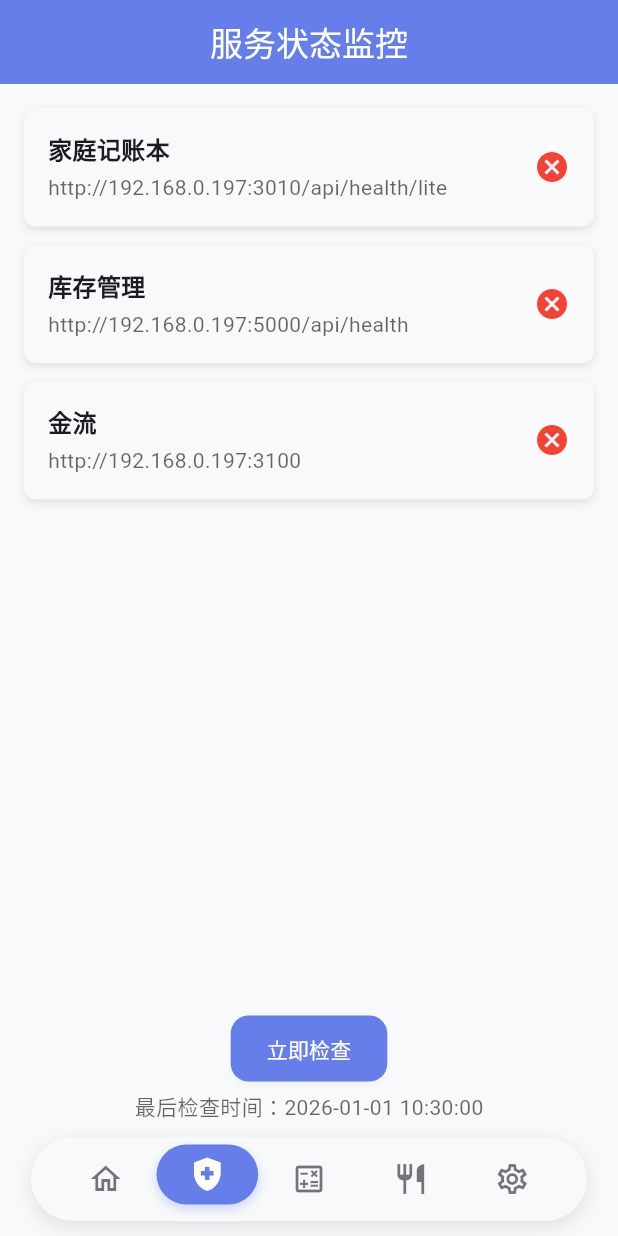
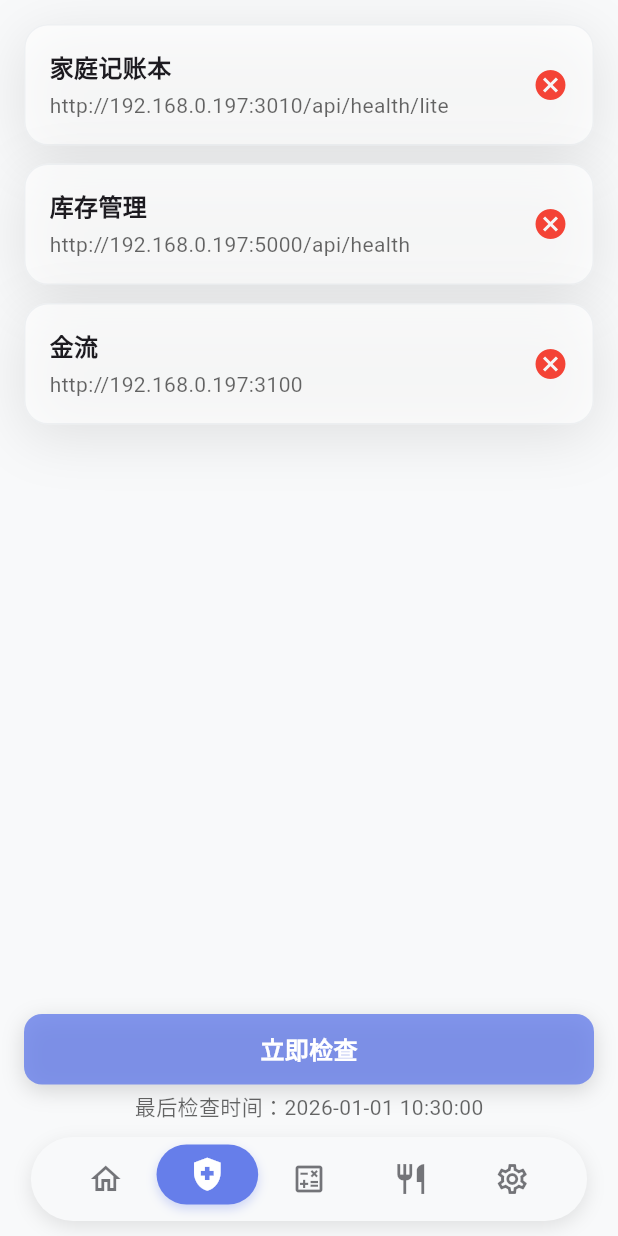
Before and after one commit to chronie-shizutoki/universal-lancher, a Flutter app: the screen it shows after launch, item 2 of the bottom bar chosen, on a phone screen of 412 x 824 dp. Run offline on Flutter 3.47's test engine with Material 3 defaults, Android fonts, the phone set to English and light mode, and no system bars; our stand-ins replace package_info_plus, shared_preferences; network calls fail; Roboto replaces fonts that are missing (system-ui).

Commit message:
refactor(ui): improve theme handling and glassmorphism design
- Remove app bar in main page and use SafeArea for content
- Add system theme change listener in ThemeProvider
- Implement glassmorphism components for check service page
- Update system UI overlay style to match theme

```diff
--- a/flutter_app/lib/main.dart
+++ b/flutter_app/lib/main.dart
@@ -1,5 +1,7 @@
 import 'package:flutter/material.dart';
 import 'package:provider/provider.dart';
+import 'package:flutter/services.dart';
+
 import 'providers/service_provider.dart';
 import 'providers/theme_provider.dart';
 import 'providers/food_provider.dart';
@@ -24,6 +26,15 @@ class MyApp extends StatelessWidget {
       ],
       child: Consumer<ThemeProvider>(
         builder: (context, themeProvider, child) {
+          // 设置系统UI覆盖样式，确保状态栏颜色与主题匹配
+          SystemChrome.setSystemUIOverlayStyle(
+            SystemUiOverlayStyle(
+              statusBarColor: Colors.transparent,
+              statusBarIconBrightness: themeProvider.isDarkMode ? Brightness.light : Brightness.dark,
+              statusBarBrightness: themeProvider.isDarkMode ? Brightness.dark : Brightness.light,
+            ),
+          );
+
           return MaterialApp(
             title: '统一启动器',
             debugShowCheckedModeBanner: false,
--- a/flutter_app/lib/pages/check_service_page.dart
+++ b/flutter_app/lib/pages/check_service_page.dart
@@ -1,6 +1,8 @@
 import 'dart:async';
 import 'package:flutter/material.dart';
 import 'package:http/http.dart' as http;
+import 'package:provider/provider.dart';
+import '../providers/theme_provider.dart';
 
 class CheckServicePage extends StatefulWidget {
   const CheckServicePage({super.key});
@@ -31,6 +33,108 @@ class ServiceStatus {
     this.isHealthy = false,
     this.isChecking = false,
   });
+}
+
+// 液态玻璃容器组件
+class _GlassContainer extends StatelessWidget {
+  final Widget child;
+  final EdgeInsets padding;
+  final double borderRadius;
+  final Color? backgroundColor;
+  final Color? borderColor;
+
+  const _GlassContainer({
+    required this.child,
+    this.padding = const EdgeInsets.all(16),
+    this.borderRadius = 16,
+    this.backgroundColor,
+    this.borderColor,
+  });
+
+  @override
+  Widget build(BuildContext context) {
+    final themeProvider = Provider.of<ThemeProvider>(context);
+    final isDark = themeProvider.isDarkMode;
+
+    return Container(
+      padding: padding,
+      decoration: BoxDecoration(
+        color: backgroundColor ?? (isDark
+            ? const Color(0xFF1a1a1a).withOpacity(0.7)
+            : const Color(0xFFFFFFFF).withOpacity(0.7)),
+        borderRadius: BorderRadius.circular(borderRadius),
+        border: Border.all(
+          color: borderColor ?? (isDark
+              ? const Color(0xFF555555).withOpacity(0.5)
+              : const Color(0xFFe1e5e9).withOpacity(0.5)),
+          width: 1,
+        ),
+        boxShadow: [
+          BoxShadow(
+            color: isDark
+                ? Colors.black.withOpacity(0.3)
+                : Colors.black.withOpacity(0.1),
+            blurRadius: 32,
+            offset: const Offset(0, 8),
+          ),
+        ],
+      ),
+      child: child,
+    );
+  }
+}
+
+// 液态玻璃按钮组件
+class _GlassButton extends StatelessWidget {
+  final VoidCallback? onPressed;
+  final bool isLoading;
+  final String text;
+
+  const _GlassButton({
+    this.onPressed,
+    required this.isLoading,
+    required this.text,
+  });
+
+  @override
+  Widget build(BuildContext context) {
+    return GestureDetector(
+      onTap: isLoading ? null : onPressed,
+      child: Container(
+        padding: const EdgeInsets.symmetric(horizontal: 24, vertical: 12),
+        decoration: BoxDecoration(
+          color: Theme.of(context).colorScheme.primary.withOpacity(0.8),
+          borderRadius: BorderRadius.circular(12),
+          boxShadow: [
+            BoxShadow(
+              color: Colors.black.withOpacity(0.15),
+              blurRadius: 12,
+              offset: const Offset(0, 4),
+            ),
+          ],
+        ),
+        child: Center(
+          child: isLoading
+              ? const SizedBox(
+                  width: 20,
+                  height: 20,
+                  child: CircularProgressIndicator(
+                    color: Colors.white,
+                    strokeWidth: 2,
+                  ),
+                )
+              : Text(
+                  text,
+                  style: const TextStyle(
+                    color: Colors.white,
+                    fontSize: 16,
+                    fontWeight: FontWeight.w600,
+                  ),
+                ),
+        ),
+      ),
+    );
+  }
 }
 
 class _CheckServicePageState extends State<CheckServicePage> {
@@ -128,12 +232,10 @@ class _CheckServicePageState extends State<CheckServicePage> {
             ),
             // 减少底部间距，让按钮和文字向上偏移
             const SizedBox(height: 4),
-            ElevatedButton(
+            _GlassButton(
               onPressed: _checkingAll ? null : _checkAllServices,
-              style: ElevatedButton.styleFrom(
-                padding: const EdgeInsets.symmetric(horizontal: 24, vertical: 12),
-              ),
-              child: Text(_checkingAll ? '检查中...' : '立即检查'),
+              isLoading: _checkingAll,
+              text: _checkingAll ? '检查中...' : '立即检查',
             ),
             if (_lastUpdate != null) ...[
               const SizedBox(height: 4),
@@ -154,19 +256,7 @@ class _CheckServicePageState extends State<CheckServicePage> {
   }
 
   Widget _buildServiceRow(ServiceInfo service, ServiceStatus status) {
-    return Container(
-      padding: const EdgeInsets.all(16),
-      decoration: BoxDecoration(
-        color: Theme.of(context).cardColor,
-        borderRadius: BorderRadius.circular(8),
-        boxShadow: [
-          BoxShadow(
-            color: Colors.black.withValues(alpha: 0.1),
-            blurRadius: 4,
-            offset: const Offset(0, 2),
-          ),
-        ],
-      ),
+    return _GlassContainer(
       child: Row(
         mainAxisAlignment: MainAxisAlignment.spaceBetween,
         children: [
--- a/flutter_app/lib/pages/main_page.dart
+++ b/flutter_app/lib/pages/main_page.dart
@@ -208,16 +208,14 @@ class _MainPageState extends State<MainPage> {
   @override
   Widget build(BuildContext context) {
     return Scaffold(
-      appBar: AppBar(
-        title: Text(_titles[_currentIndex]),
-        backgroundColor: Theme.of(context).colorScheme.primary,
-        foregroundColor: Colors.white,
-        elevation: 0,
-      ),
+      // 移除顶部标题栏
       // 使用Stack确保内容不会被悬浮导航栏遮挡
       body: Stack(
         children: [
-          _pages[_currentIndex],
+          // 使用SafeArea确保内容在状态栏下方显示
+          SafeArea(
+            child: _pages[_currentIndex],
+          ),
           // 悬浮导航栏放在内容上方
           Positioned(
             bottom: 0,
--- a/flutter_app/lib/providers/theme_provider.dart
+++ b/flutter_app/lib/providers/theme_provider.dart
@@ -11,6 +11,22 @@ class ThemeProvider extends ChangeNotifier {
   AppThemeModeType _currentThemeMode = AppThemeModeType.system;
 
   AppThemeModeType get currentThemeMode => _currentThemeMode;
+
+  ThemeProvider() {
+    _loadThemeMode();
+    // 监听系统主题变化
+    _listenToSystemThemeChanges();
+  }
+
+  // 监听系统主题变化
+  void _listenToSystemThemeChanges() {
+    WidgetsBinding.instance.platformDispatcher.onPlatformBrightnessChanged = () {
+      // 只有在系统主题模式下才通知变化
+      if (_currentThemeMode == AppThemeModeType.system) {
+        notifyListeners();
+      }
+    };
+  }
 
   // 当前是否处于深色模式
   bool get isDarkMode {
@@ -167,10 +183,6 @@ class ThemeProvider extends ChangeNotifier {
     );
   }
 
-  ThemeProvider() {
-    _loadThemeMode();
-  }
-
   /// 加载保存的主题模式
   Future<void> _loadThemeMode() async {
     try {
```
